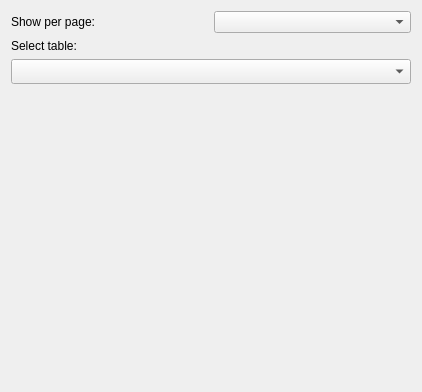
First picture: the form in ui/SelectColumns.ui, repository kathrynmetcalf/GeoCORK, before the edit.
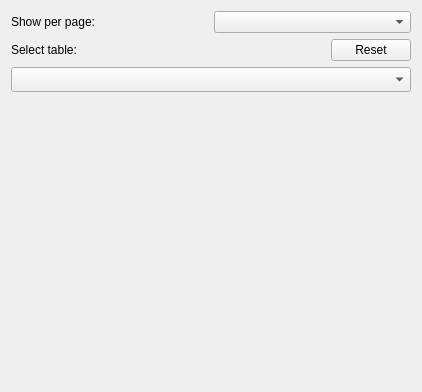
Second picture: the form after the edit.

Commit message: Fixed issue of duplicate AliquotName column being saved to column settings on each settings update. Also added a button to reset columns for only the selected view. Removed spaces in header at beginning of get_readable_header to fix display issues. Cleaned up logging in Widget_classes.py. Realized that ViewDataTab.py wasn't using a tree model for Aliquots. Now taking a long time to run each query while building the tree, ~7 seconds for 2 aliquots. Need to speed this up.

The edit to the form file:
```diff
--- a/ui/SelectColumns.ui
+++ b/ui/SelectColumns.ui
@@ -29,11 +29,35 @@
     </layout>
    </item>
    <item>
+    <layout class="QHBoxLayout" name="horizontalLayout_2">
+     <item>
     <widget class="QLabel" name="label_12">
      <property name="text">
       <string>Select table:</string>
      </property>
     </widget>
+     </item>
+     <item>
+      <spacer name="horizontalSpacer">
+       <property name="orientation">
+        <enum>Qt::Horizontal</enum>
+       </property>
+       <property name="sizeHint" stdset="0">
+        <size>
+         <width>40</width>
+         <height>20</height>
+        </size>
+       </property>
+      </spacer>
+     </item>
+     <item>
+      <widget class="QPushButton" name="reset_table_pushButton">
+       <property name="text">
+        <string>Reset</string>
+       </property>
+      </widget>
+     </item>
+    </layout>
    </item>
    <item>
     <widget class="QComboBox" name="columnselection_comboBox">
```
Lines whose indentation alone changed are shown as unchanged. The commit also changes 7 other files.
